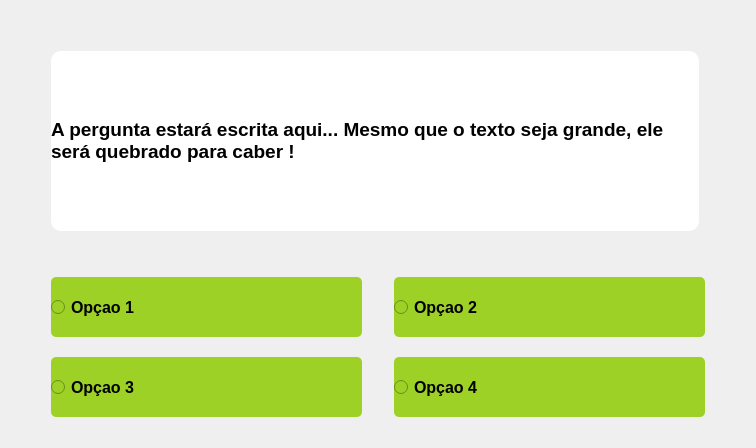
Old version of the form 5.Modulados/Modulados/questionario.ui in the repository IsadoraVanco/Gamellito.
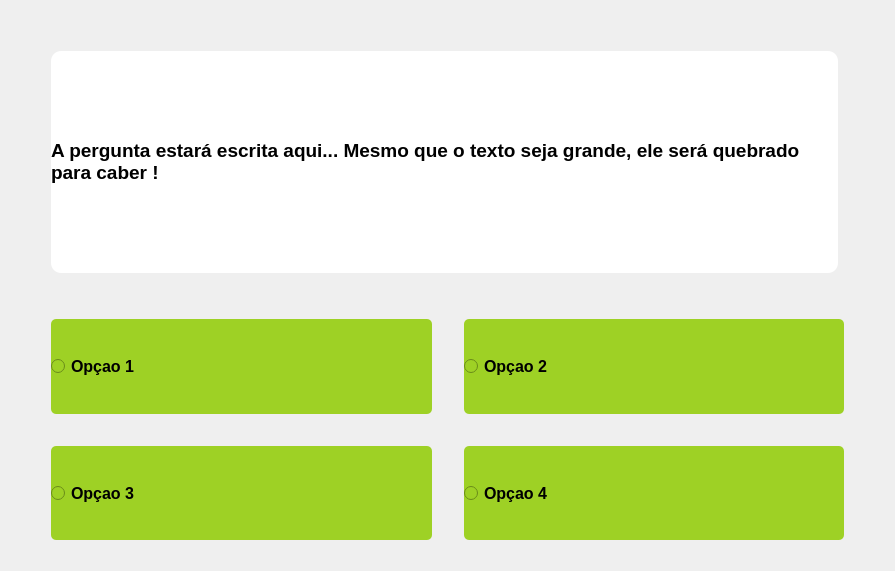
New version of the form.

```diff
--- a/5.Modulados/Modulados/questionario.ui
+++ b/5.Modulados/Modulados/questionario.ui
@@ -6,8 +6,8 @@
    <rect>
     <x>0</x>
     <y>0</y>
-    <width>756</width>
-    <height>448</height>
+    <width>895</width>
+    <height>571</height>
    </rect>
   </property>
   <property name="windowTitle">
```
